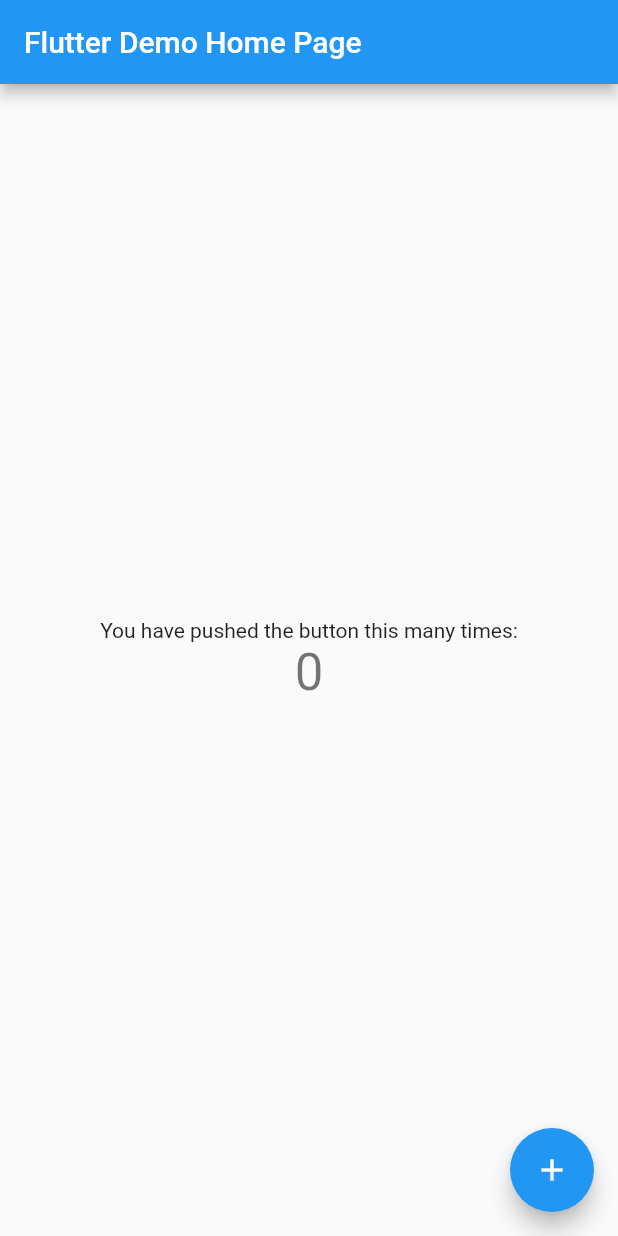
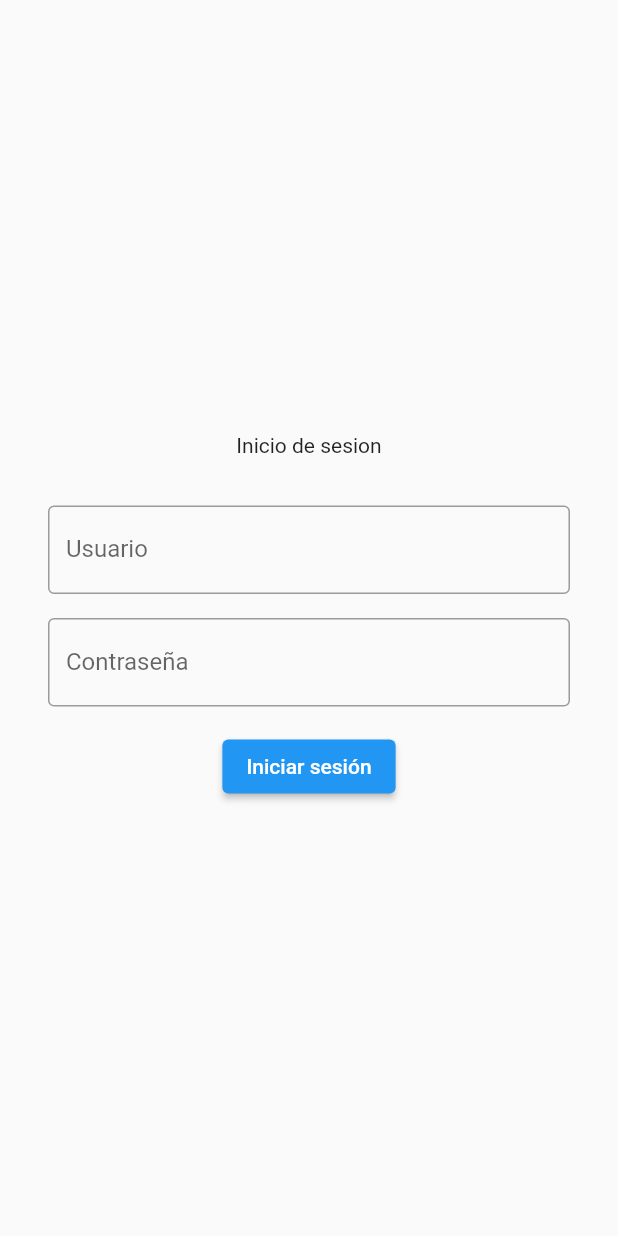
Before and after one commit to jocgomez/biometric_auth_concept, a Flutter app: the screen it shows after launch, on a phone screen of 412 x 824 dp. Run offline on Flutter 3.47's test engine with Material 2 defaults, Android fonts, the phone set to English and light mode, and no system bars; our stand-ins replace flutter_secure_storage, local_auth.

Commit message:
5. Creacion de los providers y las vistas login y home

```diff
--- /dev/null
+++ b/lib/features/home/home.dart
@@ -0,0 +1,3 @@
+export 'provider/provider.dart';
+export 'view/home_page.dart';
+export 'widgets/widgets.dart';
--- /dev/null
+++ b/lib/features/home/provider/provider.dart
@@ -0,0 +1,2 @@
+export 'package:provider/provider.dart';
+export 'home_provider.dart';
--- /dev/null
+++ b/lib/features/home/widgets/widgets.dart
@@ -0,0 +1 @@
+export 'home_body.dart';
--- /dev/null
+++ b/lib/features/login/login.dart
@@ -0,0 +1,3 @@
+export 'provider/provider.dart';
+export 'view/login_page.dart';
+export 'widgets/widgets.dart';
--- /dev/null
+++ b/lib/features/login/provider/login_provider.dart
@@ -0,0 +1,113 @@
+import 'package:biometric_auth_concept/features/home/home.dart';
+import 'package:biometric_auth_concept/global/session_provider.dart';
+import 'package:biometric_auth_concept/utils/biometric_auth_util.dart';
+import 'package:flutter/material.dart';
+
+class LoginNotifier with ChangeNotifier {
+  late BiometricAuthUtil _biometricAuthUtil;
+  late SessionNotifier _sessionNotifier;
+
+  GlobalKey<FormState> formKey = GlobalKey<FormState>();
+  TextEditingController usernameCtrl = TextEditingController();
+  TextEditingController passwordCtrl = TextEditingController();
+
+  bool isLoading = false;
+  bool supportBiometric = false;
+  bool hasBiometricEnable = false;
+
+  /// Se inicializan las variables de control que permiten mostrar en pantalla
+  /// la opcion para habilitar/deshabilitar y su estado actual
+  LoginNotifier(
+    BuildContext context, {
+    required BiometricAuthUtil biometricAuthUtil,
+  }) {
+    _sessionNotifier = context.read<SessionNotifier>();
+    _biometricAuthUtil = biometricAuthUtil;
+
+    _biometricAuthUtil.isBiometricSupported().then((value) {
+      supportBiometric = value;
+      notifyListeners();
+    });
+    _biometricAuthUtil.hasEnabledBiometricAuth().then((value) {
+      hasBiometricEnable = value;
+      notifyListeners();
+    });
+  }
+
+  @override
+  void dispose() {
+    usernameCtrl.dispose();
+    passwordCtrl.dispose();
+    super.dispose();
+  }
+
+  /// Realiza la autenticacion biométrica, si es correcta se accede a las credenciales
+  /// almacenadas del secure storage para continuar con el inicio de sesion
+  void biometricAuth(BuildContext context) async {
+    if (hasBiometricEnable && supportBiometric) {
+      if (await _biometricAuthUtil.biometricAuthenticate()) {
+        String username = await _biometricAuthUtil
+                .getValueFromSecureStorage(_biometricAuthUtil.usernameKey) ??
+            '';
+        String password = await _biometricAuthUtil
+                .getValueFromSecureStorage(_biometricAuthUtil.passwordKey) ??
+            '';
+
+        if (username.isNotEmpty && password.isNotEmpty) {
+          handlelogin(context, username: username, password: password);
+        }
+      } else {
+        print('Autenticacion fallida');
+      }
+    } else {
+      print('No es posible la autenticacion biometrica');
+    }
+  }
+
+  /// Valida el campo de texto para que no esté vacío
+  String? validateField(String? value) {
+    String? errorMessage;
+    if (value == null || value.isEmpty) {
+      errorMessage = 'El campo es obligatorio';
+    }
+    return errorMessage;
+  }
+
+  /// Controla el inicio de sesion para validar si es por credenciales o por biometria
+  /// Si recibe las credenciales, es un inicio por biometria
+  void handlelogin(
+    BuildContext context, {
+    String username = '',
+    String password = '',
+  }) {
+    if (username.isNotEmpty && password.isNotEmpty) {
+      if (username == 'admin' && password == 'admin') {
+        loginAction(context, username, password);
+      }
+    } else if (formKey.currentState!.validate()) {
+      if (usernameCtrl.text == 'admin' && passwordCtrl.text == 'admin') {
+        loginAction(context, usernameCtrl.text, passwordCtrl.text);
+      }
+    }
+  }
+
+  /// Se realiza el inicio de sesion, se simula una llamada a un servicio
+  Future<void> loginAction(
+    BuildContext context,
+    String username,
+    String password,
+  ) async {
+    isLoading = true;
+    notifyListeners();
+
+    /// Simula la llamada al servicio de autenticación
+    await Future.delayed(const Duration(seconds: 2)).then((value) {
+      isLoading = true;
+      notifyListeners();
+
+      /// Se almacena temporalmente en un provider las credenciales del usuario
+      _sessionNotifier.updateCredentials(username, password);
+      Navigator.pushReplacement(context, HomePage.route());
+    });
+  }
+}
--- /dev/null
+++ b/lib/features/login/provider/provider.dart
@@ -0,0 +1,2 @@
+export 'package:provider/provider.dart';
+export 'login_provider.dart';
--- /dev/null
+++ b/lib/features/login/view/login_page.dart
@@ -0,0 +1,43 @@
+import 'package:biometric_auth_concept/utils/biometric_auth_util.dart';
+import 'package:flutter/material.dart';
+import 'package:biometric_auth_concept/features/login/provider/provider.dart';
+import 'package:biometric_auth_concept/features/login/widgets/login_body.dart';
+
+/// {@template login_page}
+/// A description for LoginPage
+/// {@endtemplate}
+class LoginPage extends StatelessWidget {
+  /// {@macro login_page}
+  const LoginPage({super.key});
+
+  /// The static route for LoginPage
+  static Route<dynamic> route() {
+    return MaterialPageRoute<dynamic>(builder: (_) => const LoginPage());
+  }
+
+  @override
+  Widget build(BuildContext context) {
+    return ChangeNotifierProvider(
+      create: (context) => LoginNotifier(
+        context,
+        biometricAuthUtil: BiometricAuthUtil(),
+      ),
+      child: const Scaffold(
+        body: LoginView(),
+      ),
+    );
+  }
+}
+
+/// {@template login_view}
+/// Displays the Body of LoginView
+/// {@endtemplate}
+class LoginView extends StatelessWidget {
+  /// {@macro login_view}
+  const LoginView({super.key});
+
+  @override
+  Widget build(BuildContext context) {
+    return const LoginBody();
+  }
+}
--- /dev/null
+++ b/lib/features/login/widgets/login_body.dart
@@ -0,0 +1,76 @@
+import 'package:flutter/material.dart';
+import 'package:biometric_auth_concept/features/login/provider/provider.dart';
+
+/// {@template login_body}
+/// Body of the LoginPage.
+///
+/// Add what it does
+/// {@endtemplate}
+class LoginBody extends StatelessWidget {
+  /// {@macro login_body}
+  const LoginBody({super.key});
+
+  @override
+  Widget build(BuildContext context) {
+    return Consumer<LoginNotifier>(
+      builder: (context, state, child) {
+        return Container(
+          margin: const EdgeInsets.symmetric(horizontal: 32),
+          child: Center(
+            child: Column(
+              mainAxisAlignment: MainAxisAlignment.center,
+              children: [
+                const Text('Inicio de sesion'),
+                const SizedBox(height: 32),
+                Form(
+                  key: state.formKey,
+                  child: Column(
+                    children: [
+                      TextFormField(
+                        controller: state.usernameCtrl,
+                        validator: state.validateField,
+                        decoration: const InputDecoration(
+                          labelText: 'Usuario',
+                          border: OutlineInputBorder(),
+                        ),
+                      ),
+                      const SizedBox(height: 16),
+                      TextFormField(
+                        controller: state.passwordCtrl,
+                        validator: state.validateField,
+                        keyboardType: TextInputType.visiblePassword,
+                        obscureText: true,
+                        decoration: const InputDecoration(
+                          labelText: 'Contraseña',
+                          border: OutlineInputBorder(),
+                        ),
+                      )
+                    ],
+                  ),
+                ),
+                const SizedBox(height: 16),
+                ElevatedButton(
+                  onPressed: state.isLoading
+                      ? () {}
+                      : () => state.handlelogin(context),
+                  child: state.isLoading
+                      ? const CircularProgressIndicator.adaptive()
+                      : const Text('Iniciar sesión'),
+                ),
+                if (state.supportBiometric && state.hasBiometricEnable)
+                  ElevatedButton(
+                    onPressed: state.isLoading
+                        ? () {}
+                        : () => state.biometricAuth(context),
+                    child: state.isLoading
+                        ? const CircularProgressIndicator.adaptive()
+                        : const Text('Inicio biométrico'),
+                  )
+              ],
+            ),
+          ),
+        );
+      },
+    );
+  }
+}
--- /dev/null
+++ b/lib/features/login/widgets/widgets.dart
@@ -0,0 +1 @@
+export 'login_body.dart';
--- /dev/null
+++ b/lib/global/session_provider.dart
@@ -0,0 +1,12 @@
+import 'package:flutter/material.dart';
+
+class SessionNotifier with ChangeNotifier {
+  String username = '';
+  String password = '';
+
+  void updateCredentials(String username, String password) {
+    this.username = username;
+    this.password = password;
+    notifyListeners();
+  }
+}
--- a/lib/main.dart
+++ b/lib/main.dart
@@ -1,4 +1,7 @@
+import 'package:biometric_auth_concept/features/login/login.dart';
 import 'package:flutter/material.dart';
+
+import 'global/session_provider.dart';
 
 void main() {
   runApp(const MyApp());
@@ -10,7 +13,10 @@ class MyApp extends StatelessWidget {
   // This widget is the root of your application.
   @override
   Widget build(BuildContext context) {
-    return MaterialApp(
+    /// Se crea un provider para mantener datos en la sesion, en este caso las credenciales
+    return ChangeNotifierProvider(
+      create: (context) => SessionNotifier(),
+      child: MaterialApp(
         title: 'Flutter Demo',
         theme: ThemeData(
           // This is the theme of your application.
@@ -24,7 +30,8 @@ class MyApp extends StatelessWidget {
           // is not restarted.
           primarySwatch: Colors.blue,
         ),
-      home: const MyHomePage(title: 'Flutter Demo Home Page'),
+        home: const LoginPage(),
+      ),
     );
   }
 }
```
Also changed, not shown: lib/features/home/provider/home_provider.dart (added, +55 -0 lines), lib/features/home/view/home_page.dart (added, +44 -0 lines), lib/features/home/widgets/home_body.dart (added, +38 -0 lines), 4 other files. Lines whose indentation alone changed are shown as unchanged.
